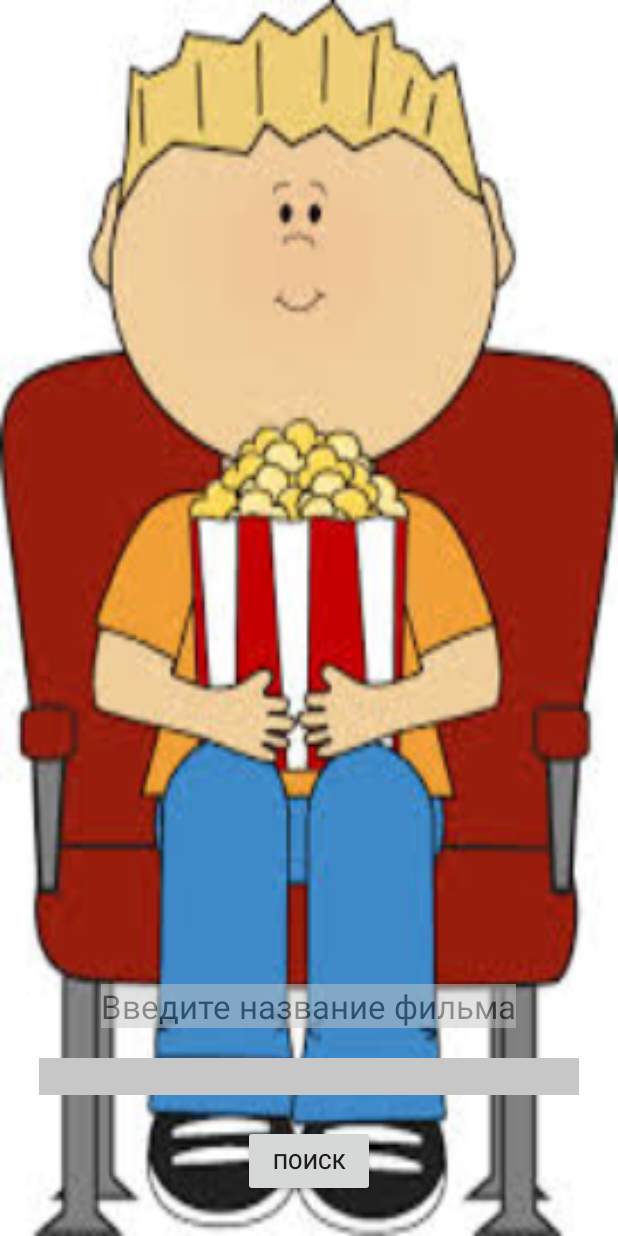
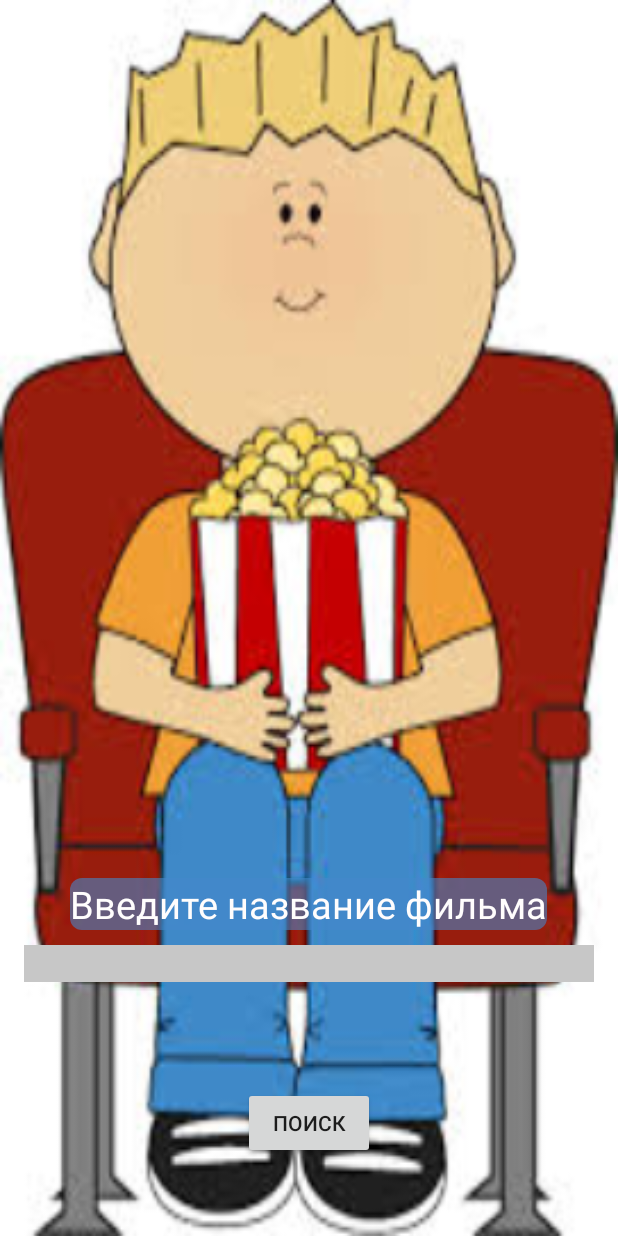
Before and after one commit to lorde701/Kinoman, an Android app: the SearchActivity screen opened directly, with no data from a screen before it, on a phone screen of 412 x 824 dp. Run offline under Robolectric (Android 15) with nearby library versions, the phone set to English and light mode, and no system bars.

Commit message:
до Базы Данных

```diff
--- /dev/null
+++ b/app/src/main/res/drawable/search_background_layout.xml
@@ -0,0 +1,7 @@
+<?xml version="1.0" encoding="utf-8"?>
+<shape xmlns:android="http://schemas.android.com/apk/res/android"
+    android:shape="rectangle">
+    <solid android:color="@color/search_background_layout_color" />
+    <corners android:radius="8dp" />
+
+</shape>
--- a/app/src/main/res/layout/activity_search.xml
+++ b/app/src/main/res/layout/activity_search.xml
@@ -1,44 +1,53 @@
 <RelativeLayout xmlns:android="http://schemas.android.com/apk/res/android"
-    xmlns:tools="http://schemas.android.com/tools" android:layout_width="match_parent"
-    android:layout_height="match_parent" android:paddingLeft="@dimen/activity_horizontal_margin"
+    xmlns:tools="http://schemas.android.com/tools"
+    android:layout_width="match_parent"
+    android:layout_height="match_parent"
+    android:background="@drawable/background_popcorn"
+    android:paddingBottom="@dimen/activity_vertical_margin"
+    android:paddingLeft="@dimen/activity_horizontal_margin"
     android:paddingRight="@dimen/activity_horizontal_margin"
     android:paddingTop="@dimen/activity_vertical_margin"
-    android:paddingBottom="@dimen/activity_vertical_margin"
-    tools:context="com.example.kinoman.SearchActivity"
-    android:background="@drawable/background_popcorn">
+    tools:context="com.example.kinoman.SearchActivity">
 
     <LinearLayout
-        android:orientation="vertical"
         android:layout_width="match_parent"
         android:layout_height="match_parent"
         android:layout_alignParentTop="true"
         android:layout_centerHorizontal="true"
-        android:gravity="bottom">
+        android:gravity="bottom"
+        android:orientation="vertical"
+        android:layout_marginBottom="10dp">
 
-        <TextView
+        <LinearLayout
             android:layout_width="wrap_content"
             android:layout_height="wrap_content"
-            android:textAppearance="?android:attr/textAppearanceLarge"
-            android:text="Введите название фильма"
-            android:id="@+id/textView"
+            android:background="@drawable/search_background_layout"
             android:layout_gravity="center_horizontal"
-            android:layout_margin="10dp"
-            android:background="#C7C7C7"
-            android:alpha="0.5"/>
+            android:layout_marginBottom="10dp">
+
+            <TextView
+                android:id="@+id/textView"
+                android:layout_width="wrap_content"
+                android:layout_height="match_parent"
+                android:text="Введите название фильма"
+                android:textColor="@color/search_text"
+                android:textSize="25sp" />
+        </LinearLayout>
+        <!--android:layout_marginBottom="25dp"-->
 
         <EditText
+            android:id="@+id/editText"
             android:layout_width="match_parent"
             android:layout_height="wrap_content"
-            android:id="@+id/editText"
-            android:layout_margin="10dp"
-            android:background="#C7C7C7"/>
+            android:layout_marginBottom="70dp"
+            android:background="#C7C7C7" />
 
         <Button
+            android:id="@+id/button"
             android:layout_width="wrap_content"
             android:layout_height="wrap_content"
-            android:text="Поиск"
-            android:id="@+id/button"
             android:layout_gravity="center_horizontal"
-            android:layout_margin="10dp"/>
+            android:layout_marginBottom="25dp"
+            android:text="Поиск" />
     </LinearLayout>
 </RelativeLayout>
--- a/app/src/main/res/values/button.xml
+++ /dev/null
@@ -1,2 +0,0 @@
-<?xml version="1.0" encoding="utf-8"?>
-<resources></resources>
```
Also changed, not shown: app/src/main/java/com/example/kinoman/Source/DBHelper.java (added, +30 -0 lines), app/src/main/res/values/colors.xml (added, +21 -0 lines).
